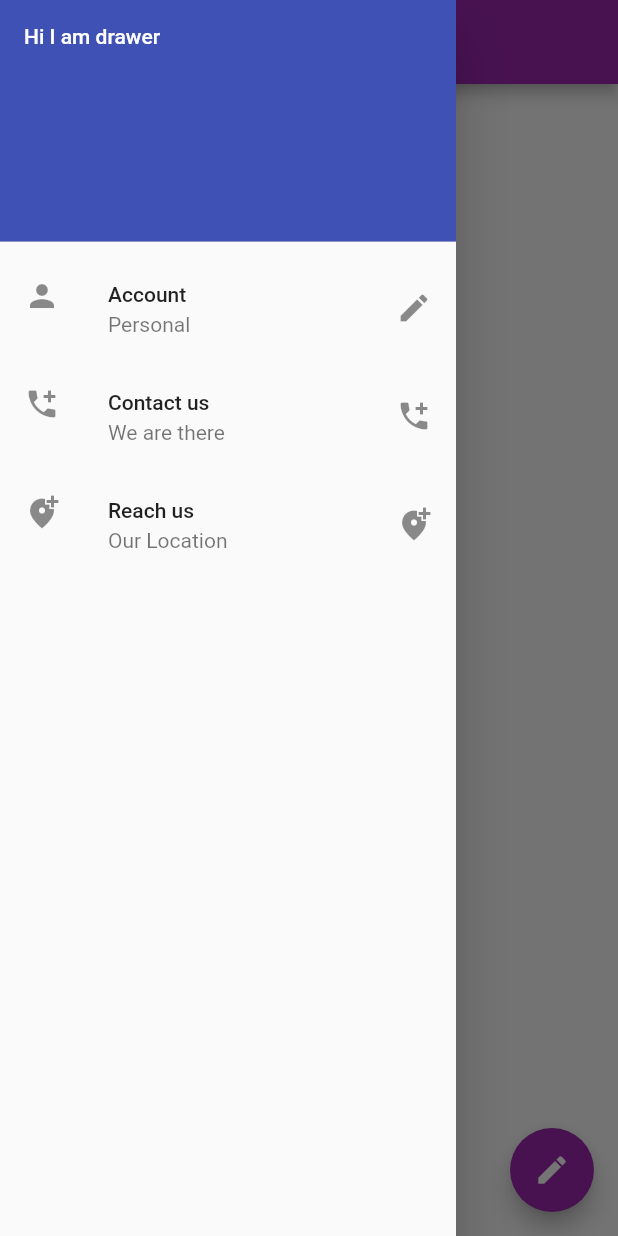
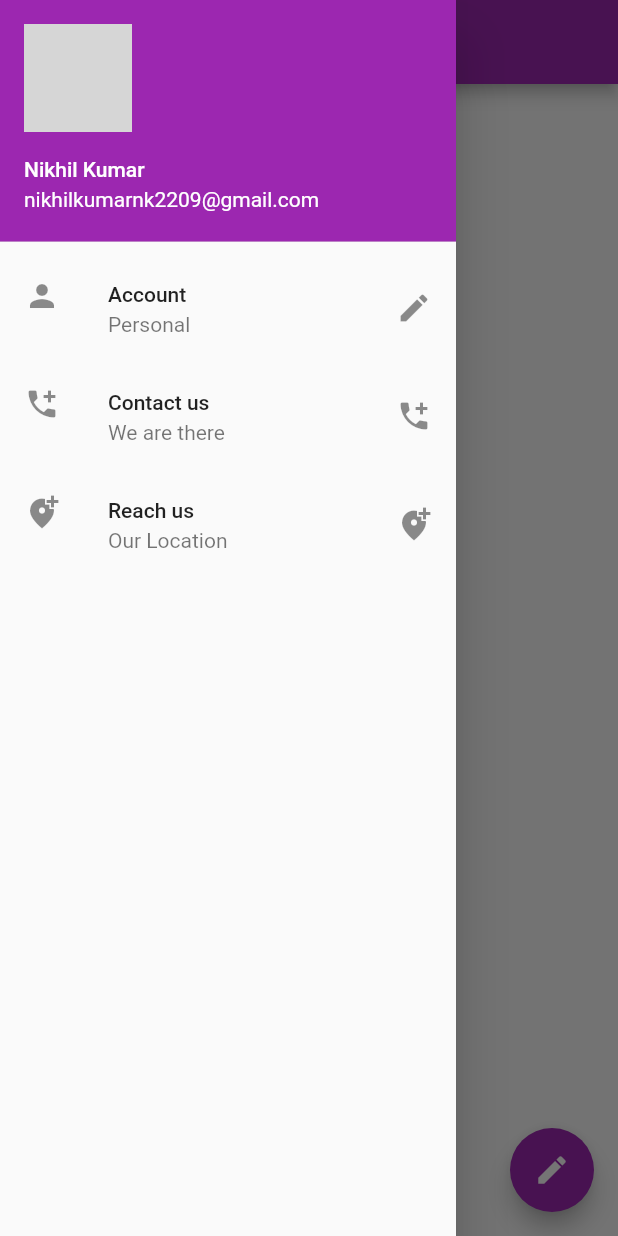
Before and after one commit to nikhil2222/Test_app_flutter, a Flutter app: the screen it shows after launch, with the side drawer open, on a phone screen of 412 x 824 dp. Run offline on Flutter 3.47's test engine with Material 2 defaults, Android fonts, the phone set to English and light mode, and no system bars; network calls fail; grey boxes are pictures that could not be loaded.

Commit message:
Created image uplaoad in drawer

```diff
--- a/lib/main.dart
+++ b/lib/main.dart
@@ -22,11 +22,17 @@ class HomePage extends StatelessWidget { //stl
         child: ListView(
           padding: EdgeInsets.zero,
           children:<Widget> [
-            DrawerHeader(child: Text(
-              "Hi I am drawer",
-            style:TextStyle(color: Colors.white),
-            ),
-            decoration: BoxDecoration(color: Colors.indigo),
+            // DrawerHeader(child: Text(
+            //   "Hi I am drawer",
+            // style:TextStyle(color: Colors.white),
+            // ),
+            // decoration: BoxDecoration(color: Colors.indigo),
+            //
+            // ),
+            UserAccountsDrawerHeader(accountName: Text("Nikhil Kumar"), accountEmail: Text("nikhilkumarnk2209@gmail.com"),
+            currentAccountPicture:Image.network(
+                  "https://drive.google.com/file/d/10195lDsU-_Y9RRR7tPJ_kSvoHy88z9pD/view?usp=sharing"
+              ),
 
             ),
             ListTile(
```
